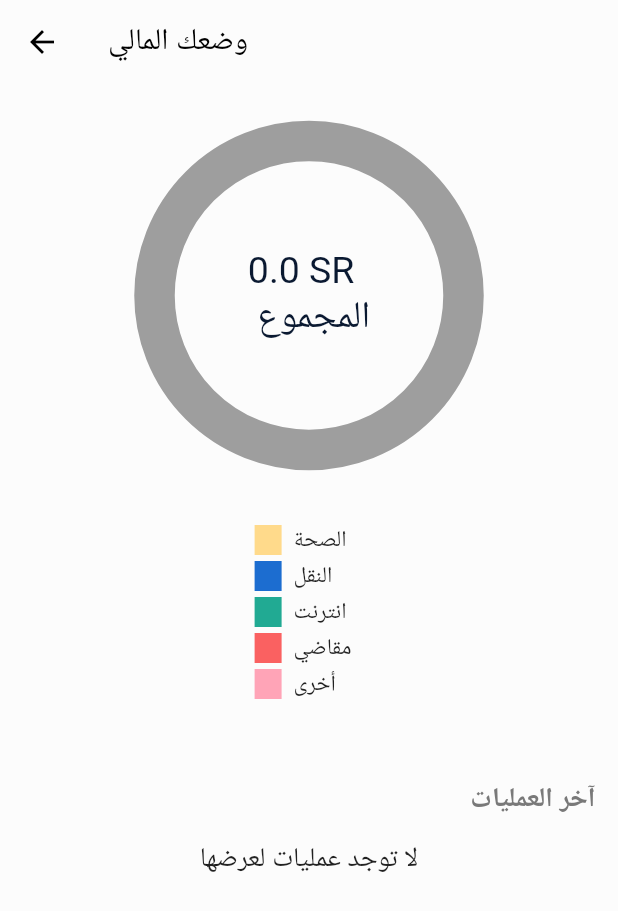
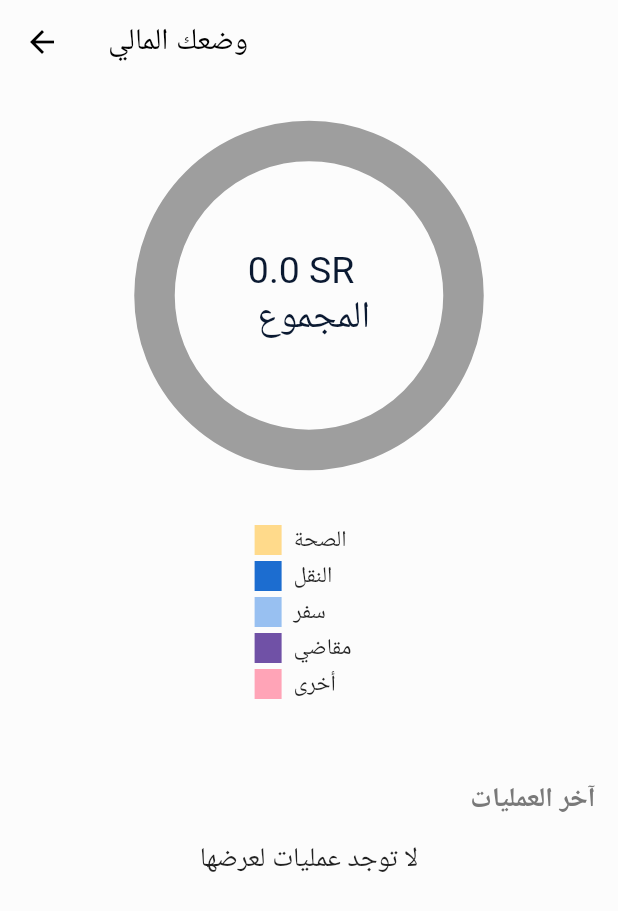
Before and after one commit to OmarSaleh506/BudgetTracker, a Flutter app: the HomeScreen screen opened directly, after a tap on "المزيد", on a phone screen of 412 x 824 dp. Shown: the top 911 px of the screen. Run offline on Flutter 3.47's test engine with Material 2 defaults, Android fonts, the phone set to English and light mode, and no system bars; drawn by our look-alikes of pie_chart; our stand-ins replace fl_chart, flutter_screenutil, flutter_svg, get, get_storage, google_fonts and 1 more; missing offline and left inert: fk_toggle; accounts and stored records are empty; Roboto replaces fonts that are missing (Almarai).

Commit message:
chaning the colors of categories

```diff
--- a/lib/constants/colors.dart
+++ b/lib/constants/colors.dart
@@ -14,3 +14,4 @@ const Color warningColor= Color(0xffFFDA8B);
 const Color lightBlueColor= Color(0xff98C0F1);
 const Color lightpinkColor= Color(0xffFFA4B7);
 const Color darkBlueColor= Color(0xff1C6DD0);
+const Color purpleColor= Color(0xff7051a6);
--- a/lib/views/screens/dashboardScreen.dart
+++ b/lib/views/screens/dashboardScreen.dart
@@ -22,8 +22,8 @@ class DashboardScreen extends GetView {
   List<Color> colorList = [
     warningColor,
     darkBlueColor,
-    primaryColor,
-    expenseColor,
+    lightBlueColor,
+    purpleColor,
     lightpinkColor
   ];
 
@@ -38,7 +38,7 @@ class DashboardScreen extends GetView {
     Map<String, double> dataMap = {
       "الصحة": _chartController.totalHealth.value,
       "النقل": _chartController.totaltrans.value,
-      "انترنت": _chartController.totalInternts.value,
+      "سفر": _chartController.totalInternts.value,
       "مقاضي": _chartController.totalgrocery.value,
       "أخرى": _chartController.totalother.value,
     }.obs;
--- a/lib/views/widgets/home_Screen/budget.dart
+++ b/lib/views/widgets/home_Screen/budget.dart
@@ -18,8 +18,8 @@ class Budget extends StatelessWidget {
   @override
   Widget build(BuildContext context) {
     final chartData = [
-      Data(units: _homeController.totalgrocery.value, color: expenseColor),
-      Data(units: _homeController.totalInternts.value, color: primaryColor),
+      Data(units: _homeController.totalgrocery.value, color: purpleColor),
+      Data(units: _homeController.totalInternts.value, color: lightBlueColor),
       Data(units: _homeController.totaltrans.value, color: darkBlueColor),
       Data(units: _homeController.totalother.value, color: lightpinkColor),
       Data(units: _homeController.totalHealth.value, color: warningColor),
@@ -91,7 +91,7 @@ class Budget extends StatelessWidget {
                               ),
                               Container(
                                 decoration: const BoxDecoration(
-                                  color: Color(0xffFF5678),
+                                  color:purpleColor,
                                   borderRadius:
                                       BorderRadius.all(Radius.circular(20)),
                                 ),
@@ -169,7 +169,7 @@ class Budget extends StatelessWidget {
                               ),
                               Container(
                                 decoration: const BoxDecoration(
-                                  color: primaryColor,
+                                  color: lightBlueColor,
                                   borderRadius:
                                       BorderRadius.all(Radius.circular(20)),
                                 ),
```
